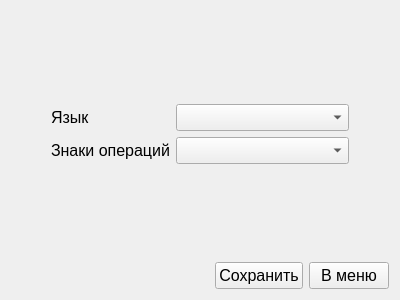
Above: Source_Code/settings.ui from KeltorHD/LogicExpressionGenerator before the change. Below: the same form after it.
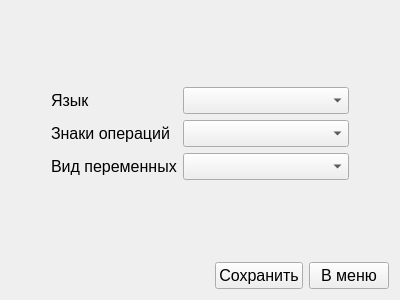
That is the form after the change.

Commit message: Теперь можно менять вид переменных

What changed in the file:
```diff
--- a/Source_Code/settings.ui
+++ b/Source_Code/settings.ui
@@ -80,6 +80,19 @@
            </property>
           </widget>
          </item>
+         <item>
+          <widget class="QLabel" name="label">
+           <property name="font">
+            <font>
+             <family>Arial</family>
+             <pointsize>12</pointsize>
+            </font>
+           </property>
+           <property name="text">
+            <string>Вид переменных</string>
+           </property>
+          </widget>
+         </item>
         </layout>
        </item>
        <item>
@@ -102,6 +115,16 @@
            </property>
           </widget>
          </item>
+         <item>
+          <widget class="QComboBox" name="comboVar">
+           <property name="font">
+            <font>
+             <family>Arial</family>
+             <pointsize>12</pointsize>
+            </font>
+           </property>
+          </widget>
+         </item>
         </layout>
        </item>
        <item>
```
Left out of the diff: 4 changed lines with no effect on the pictures. The commit also changes 18 other files.
